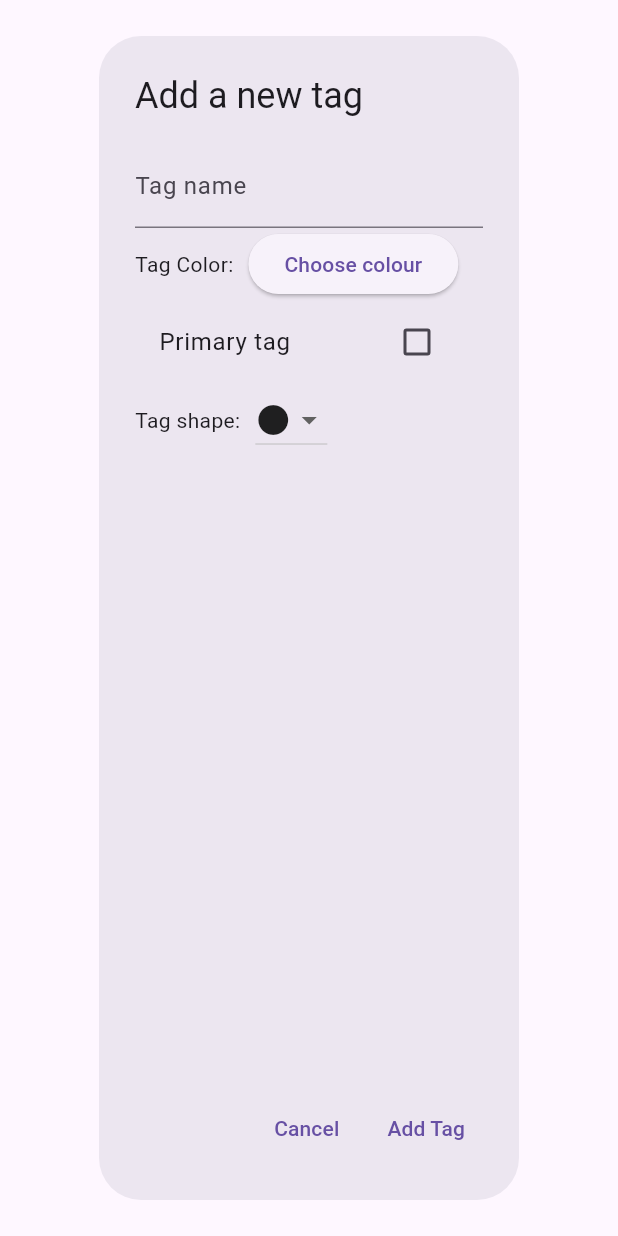
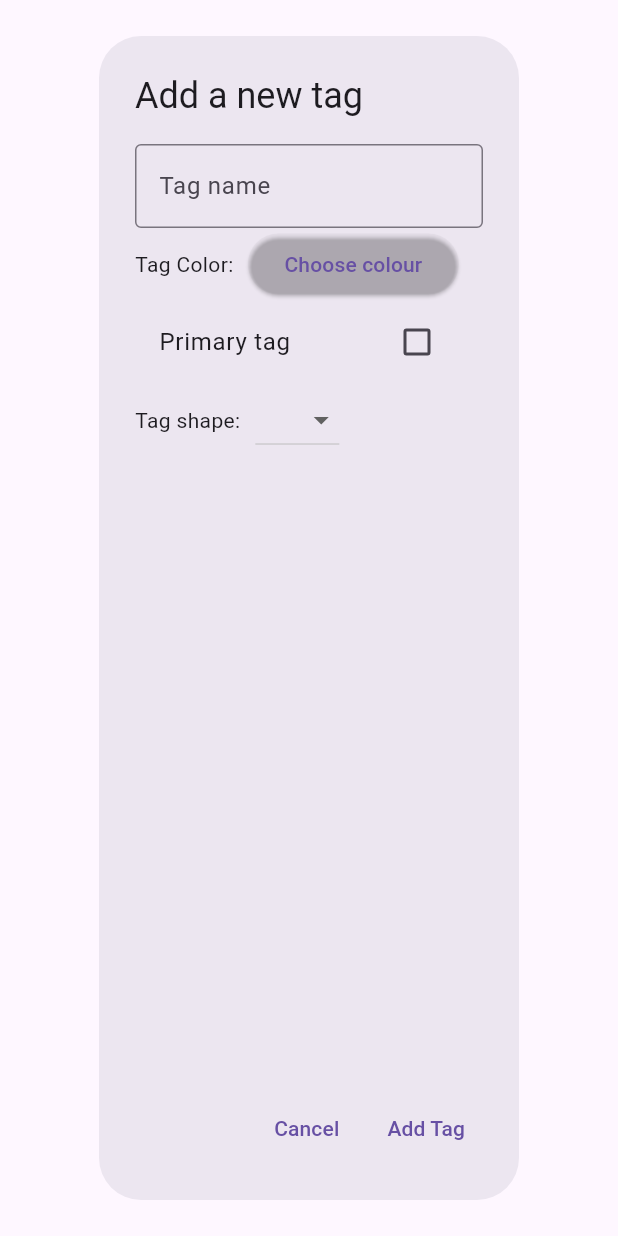
Before and after one commit to frasey/a_safe_place, a Flutter app: the CreateNewTagDialog widget shown alone on an empty page, opened directly, on a phone screen of 412 x 824 dp. Run offline on Flutter 3.47's test engine with Material 3 defaults, Android fonts, the light colour scheme and no system bars; our stand-ins replace cloud_firestore, file_picker, firebase_auth, firebase_core, firebase_database, flutter_colorpicker and 4 more; missing offline and left inert: firebase_app_check; accounts and stored records are empty.

Commit message:
mostly functional

```diff
--- a/lib/Tags/Tag.dart
+++ b/lib/Tags/Tag.dart
@@ -4,7 +4,7 @@ class Tag{
   String name;
   Color color;
   bool isPrimary;
-  IconData icon;
+  IconData? icon;
 
-  Tag({required this.name, required this.color, this.isPrimary = false, this.icon = Icons.circle});
+  Tag({required this.name, required this.color, this.isPrimary = false, this.icon});
 }
--- a/lib/Tags/create_new_tag_widget.dart
+++ b/lib/Tags/create_new_tag_widget.dart
@@ -9,9 +9,10 @@ class CreateNewTagDialog extends StatefulWidget {
 
 class _CreateNewTagDialogState extends State<CreateNewTagDialog> {
   TextEditingController nameController = TextEditingController();
-  Color selectedColor = Colors.blue;
+  Color selectedColor = Colors.transparent;
   bool isPrimary = false;
-  IconData selectedIcon = Icons.circle;
+  IconData? selectedIcon;
+  Color initialShapeColor = Colors.black;
 
   @override
   Widget build(BuildContext context) {
@@ -19,9 +20,40 @@ class _CreateNewTagDialogState extends State<CreateNewTagDialog> {
       title: Text('Add a new tag'),
       content: Column(
         children: [
-          TextField(
-            controller: nameController,
-            decoration: InputDecoration(labelText: 'Tag name'),
+          Row(
+            children: [
+              Expanded(
+                child: Container(
+                  color: isPrimary ? selectedColor : null,
+                  child: Stack(
+                    children: [
+                      TextField(
+                        controller: nameController,
+                        decoration: InputDecoration(
+                          labelText: 'Tag name',
+                          border: OutlineInputBorder(),
+                        ),
+                      ),
+                      if (!isPrimary && selectedIcon != null)
+                        Positioned(
+                          right: 8.0,
+                          top: 8.0,
+                          child: Container(
+                            padding: EdgeInsets.all(8.0),
+                            decoration: BoxDecoration(
+                              shape: BoxShape.circle,
+                            ),
+                            child: Icon(
+                              selectedIcon,
+                              color:  isPrimary ? Colors.transparent : selectedColor,
+                            ),
+                          ),
+                        ),
+                    ],
+                  ),
+                ),
+              ),
+            ],
           ),
           Row(
             children: [
@@ -40,6 +72,7 @@ class _CreateNewTagDialogState extends State<CreateNewTagDialog> {
                             onColorChanged: (color) {
                               setState(() {
                                 selectedColor = color;
+                                initialShapeColor = color;
                               });
                             },
                           ),
@@ -57,6 +90,9 @@ class _CreateNewTagDialogState extends State<CreateNewTagDialog> {
                   );
                 },
                 child: Text('Choose colour'),
+                style: ElevatedButton.styleFrom(
+                  primary: selectedColor,
+                ),
               ),
             ],
           ),
@@ -81,16 +117,7 @@ class _CreateNewTagDialogState extends State<CreateNewTagDialog> {
                       selectedIcon = value ?? Icons.circle;
                     });
                   },
-                  items: [
-                    DropdownMenuItem(
-                      value: Icons.circle,
-                      child: Icon(Icons.circle),
-                    ),
-                    DropdownMenuItem(
-                      value: Icons.square_foot,
-                      child: Icon(Icons.square_foot),
-                    ),
-                  ],
+                  items: buildShapeDropdownItems(initialShapeColor),
                 ),
               ],
             ),
@@ -105,12 +132,60 @@ class _CreateNewTagDialogState extends State<CreateNewTagDialog> {
         ),
         TextButton(
           onPressed: () {
-            Tag newTag = Tag(name: nameController.text, color: selectedColor, isPrimary: isPrimary,  icon: selectedIcon);
-            Navigator.of(context).pop(newTag);
+            if (!isPrimary && selectedIcon == null) {
+              showDialog(
+                context: context,
+                builder: (BuildContext context) {
+                  return AlertDialog(
+                    title: Text('Error'),
+                    content: Text('Please pick a shape for the tag.'),
+                    actions: [
+                      TextButton(
+                        onPressed: () {
+                          Navigator.of(context).pop();
+                        },
+                        child: Text('OK'),
+                      ),
+                    ],
+                  );
+                },
+              );
+            } else {
+              Tag newTag = Tag(
+                  name: nameController.text,
+                  color: selectedColor,
+                  isPrimary: isPrimary,
+                  icon: selectedIcon);
+              Navigator.of(context).pop(newTag);
+            }
           },
           child: Text('Add Tag'),
         ),
       ],
     );
   }
+  List<DropdownMenuItem<IconData>> buildShapeDropdownItems(Color color) {
+    List<IconData> shapeIcons = [
+      Icons.circle,
+      Icons.square_foot,
+      Icons.crop_square,
+      Icons.change_history,
+      Icons.arrow_forward,
+      Icons.rectangle,
+      Icons.filter_drama,
+      Icons.star,
+      Icons.pentagon,
+    ];
+    return shapeIcons.map((icon) {
+      return DropdownMenuItem<IconData>(
+        value: icon,
+        child: Row(
+          children: [
+            Icon(icon, color: color),
+            SizedBox(width: 8.0), // Adjust spacing as needed
+          ],
+        ),
+      );
+    }).toList();
+  }
 }
```
